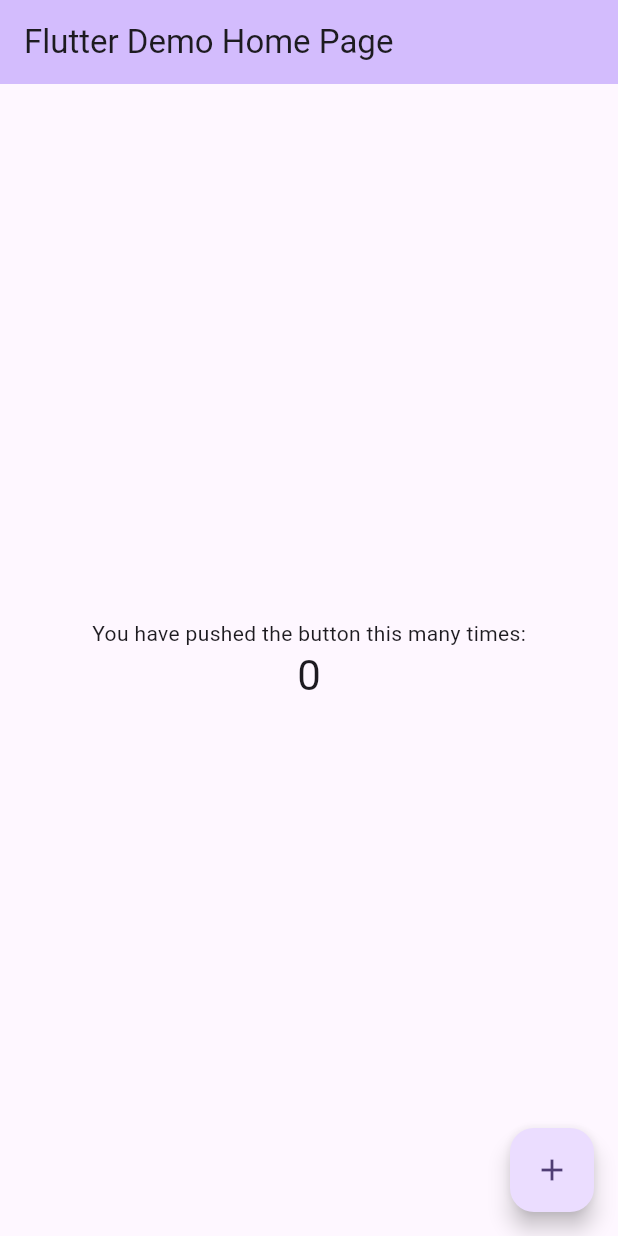
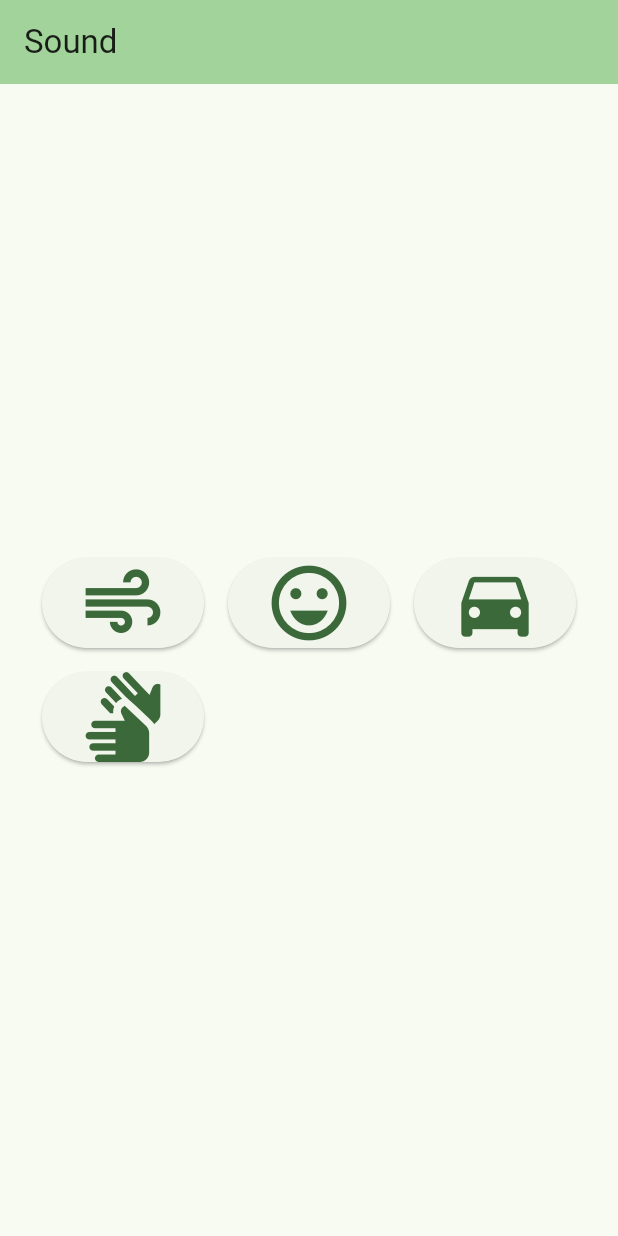
Before and after one commit to justinb4003/honkapp, a Flutter app: the screen it shows after launch, on a phone screen of 412 x 824 dp. Run offline on Flutter 3.47's test engine with Material 3 defaults, Android fonts, the phone set to English and light mode, and no system bars; our stand-ins replace audioplayers.

Commit message:
Adding Harriet's code

```diff
--- a/lib/main.dart
+++ b/lib/main.dart
@@ -1,4 +1,5 @@
 import 'package:flutter/material.dart';
+import 'package:audioplayers/audioplayers.dart';
 
 void main() {
   runApp(const MyApp());
@@ -13,40 +14,16 @@
     return MaterialApp(
       title: 'Flutter Demo',
       theme: ThemeData(
-        // This is the theme of your application.
-        //
-        // TRY THIS: Try running your application with "flutter run". You'll see
-        // the application has a purple toolbar. Then, without quitting the app,
-        // try changing the seedColor in the colorScheme below to Colors.green
-        // and then invoke "hot reload" (save your changes or press the "hot
-        // reload" button in a Flutter-supported IDE, or press "r" if you used
-        // the command line to start the app).
-        //
-        // Notice that the counter didn't reset back to zero; the application
-        // state is not lost during the reload. To reset the state, use hot
-        // restart instead.
-        //
-        // This works for code too, not just values: Most code changes can be
-        // tested with just a hot reload.
-        colorScheme: ColorScheme.fromSeed(seedColor: Colors.deepPurple),
+        colorScheme: ColorScheme.fromSeed(seedColor: Colors.green),
         useMaterial3: true,
       ),
-      home: const MyHomePage(title: 'Flutter Demo Home Page'),
+      home: const MyHomePage(title: 'Sound'),
     );
   }
 }
 
 class MyHomePage extends StatefulWidget {
   const MyHomePage({super.key, required this.title});
-
-  // This widget is the home page of your application. It is stateful, meaning
-  // that it has a State object (defined below) that contains fields that affect
-  // how it looks.
-
-  // This class is the configuration for the state. It holds the values (in this
-  // case the title) provided by the parent (in this case the App widget) and
-  // used by the build method of the State. Fields in a Widget subclass are
-  // always marked "final".
 
   final String title;
 
@@ -55,71 +32,48 @@
 }
 
 class _MyHomePageState extends State<MyHomePage> {
-  int _counter = 0;
+  final player = AudioPlayer();
+  final double iconSize = 60;
 
-  void _incrementCounter() {
-    setState(() {
-      // This call to setState tells the Flutter framework that something has
-      // changed in this State, which causes it to rerun the build method below
-      // so that the display can reflect the updated values. If we changed
-      // _counter without calling setState(), then the build method would not be
-      // called again, and so nothing would appear to happen.
-      _counter++;
-    });
+  void playFile(String assetName) {
+    player.play(AssetSource(assetName));
   }
 
   @override
   Widget build(BuildContext context) {
-    // This method is rerun every time setState is called, for instance as done
-    // by the _incrementCounter method above.
-    //
-    // The Flutter framework has been optimized to make rerunning build methods
-    // fast, so that you can just rebuild anything that needs updating rather
-    // than having to individually change instances of widgets.
     return Scaffold(
       appBar: AppBar(
-        // TRY THIS: Try changing the color here to a specific color (to
-        // Colors.amber, perhaps?) and trigger a hot reload to see the AppBar
-        // change color while the other colors stay the same.
         backgroundColor: Theme.of(context).colorScheme.inversePrimary,
-        // Here we take the value from the MyHomePage object that was created by
-        // the App.build method, and use it to set our appbar title.
         title: Text(widget.title),
       ),
       body: Center(
-        // Center is a layout widget. It takes a single child and positions it
-        // in the middle of the parent.
-        child: Column(
-          // Column is also a layout widget. It takes a list of children and
-          // arranges them vertically. By default, it sizes itself to fit its
-          // children horizontally, and tries to be as tall as its parent.
-          //
-          // Column has various properties to control how it sizes itself and
-          // how it positions its children. Here we use mainAxisAlignment to
-          // center the children vertically; the main axis here is the vertical
-          // axis because Columns are vertical (the cross axis would be
-          // horizontal).
-          //
-          // TRY THIS: Invoke "debug painting" (choose the "Toggle Debug Paint"
-          // action in the IDE, or press "p" in the console), to see the
-          // wireframe for each widget.
-          mainAxisAlignment: MainAxisAlignment.center,
+        child: Wrap(
+          spacing: 16,
+          runSpacing: 16,
           children: <Widget>[
-            const Text(
-              'You have pushed the button this many times:',
-            ),
-            Text(
-              '$_counter',
-              style: Theme.of(context).textTheme.headlineMedium,
-            ),
+            ElevatedButton(
+                child: Icon(Icons.air, size: iconSize),
+                onPressed: () {
+                  playFile('soundfiles/fart.wav');
+                }),
+            ElevatedButton(
+                child: Icon(Icons.sentiment_very_satisfied, size: iconSize),
+                onPressed: () {
+                  playFile('soundfiles/laughter.wav');
+                }),
+            ElevatedButton(
+                child: Icon(Icons.directions_car, size: iconSize),
+                onPressed: () {
+                  playFile('soundfiles/carhorn.wav');
+                }),
+            ElevatedButton(
+                child: Icon(Icons.sign_language, size: iconSize),
+                onPressed: () {
+                  playFile('soundfiles/clapping.wav');
+                }),
           ],
         ),
       ),
-      floatingActionButton: FloatingActionButton(
-        onPressed: _incrementCounter,
-        tooltip: 'Increment',
-        child: const Icon(Icons.add),
-      ), // This trailing comma makes auto-formatting nicer for build methods.
     );
   }
 }
--- a/pubspec.yaml
+++ b/pubspec.yaml
@@ -35,6 +35,7 @@ dependencies:
   # The following adds the Cupertino Icons font to your application.
   # Use with the CupertinoIcons class for iOS style icons.
   cupertino_icons: ^1.0.6
+  audioplayers: ^6.0.0
 
 dev_dependencies:
   flutter_test:
@@ -57,6 +58,10 @@ flutter:
   # included with your application, so that you can use the icons in
   # the material Icons class.
   uses-material-design: true
+
+  assets:
+    - assets/soundfiles/
+
 
   # To add assets to your application, add an assets section, like this:
   # assets:
```
Also changed, not shown: pubspec.lock, 7 other files.
